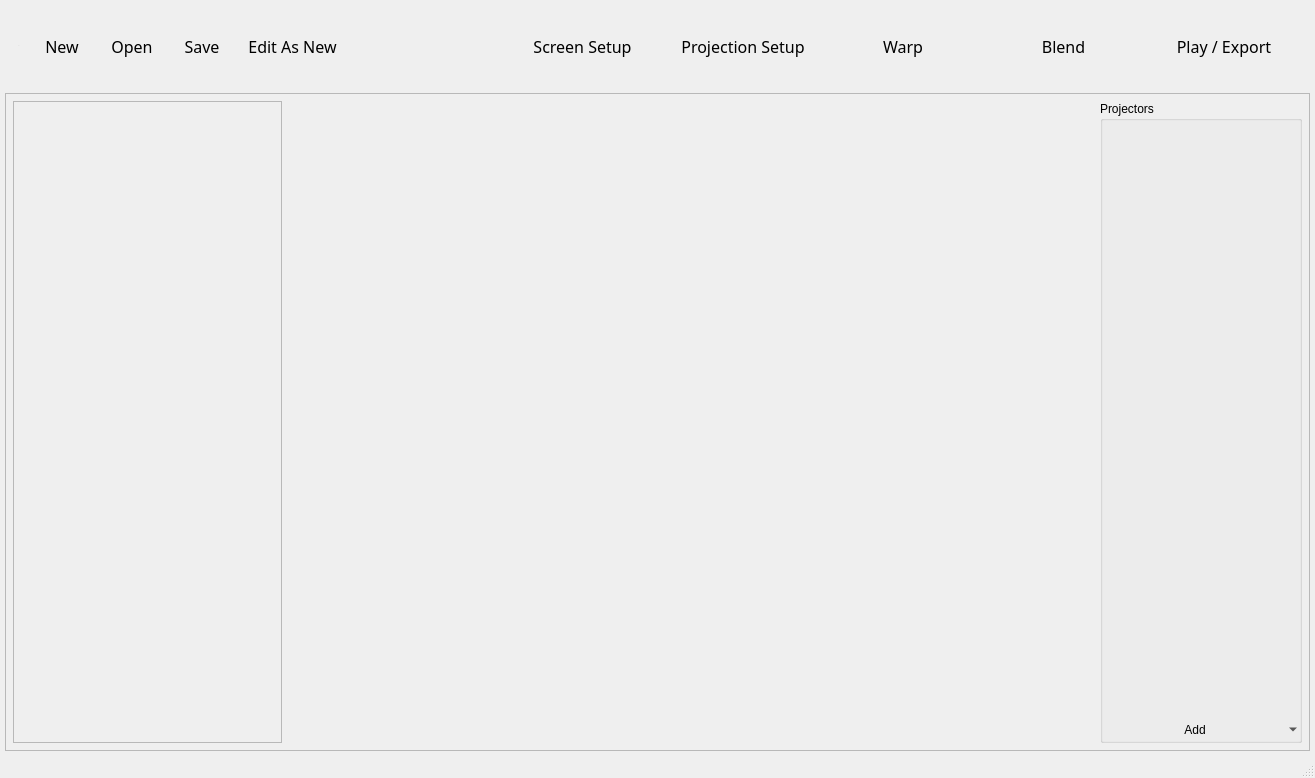
Above: src/app/ui/omni_ui_MainWindow.ui from WilstonOreo/omnidome before the change. Below: the same form after it.
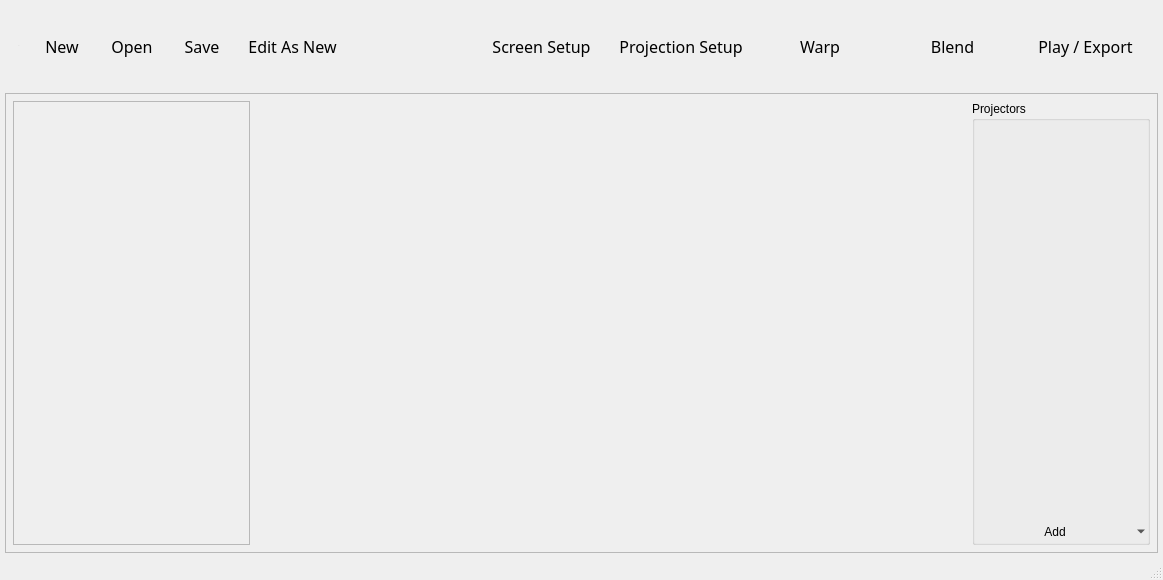
That is the form after the change. Icons and pictures are not drawn. Custom widgets are drawn as their Qt base class.

Patch:
```diff
--- a/src/app/ui/omni_ui_MainWindow.ui
+++ b/src/app/ui/omni_ui_MainWindow.ui
@@ -6,8 +6,8 @@
    <rect>
     <x>0</x>
     <y>0</y>
-    <width>1315</width>
-    <height>778</height>
+    <width>1163</width>
+    <height>580</height>
    </rect>
   </property>
   <property name="focusPolicy">
@@ -411,8 +411,8 @@
            <rect>
             <x>0</x>
             <y>0</y>
-            <width>265</width>
-            <height>615</height>
+            <width>233</width>
+            <height>417</height>
            </rect>
           </property>
           <property name="sizePolicy">
@@ -439,27 +439,60 @@
            </property>
            <item>
             <widget class="omni::ui::Canvas" name="grpCanvas" native="true">
+             <property name="sizePolicy">
+              <sizepolicy hsizetype="Preferred" vsizetype="Maximum">
+               <horstretch>0</horstretch>
+               <verstretch>1</verstretch>
+              </sizepolicy>
+             </property>
              <property name="title" stdset="0">
               <string>Canvas</string>
              </property>
             </widget>
            </item>
            <item>
-            <widget class="omni::ui::Blend" name="grpBlend" native="true"/>
+            <widget class="omni::ui::Blend" name="grpBlend" native="true">
+             <property name="sizePolicy">
+              <sizepolicy hsizetype="Preferred" vsizetype="Preferred">
+               <horstretch>0</horstretch>
+               <verstretch>1</verstretch>
+              </sizepolicy>
+             </property>
+            </widget>
            </item>
            <item>
-            <widget class="omni::ui::Warp" name="grpWarp" native="true"/>
+            <widget class="omni::ui::Warp" name="grpWarp" native="true">
+             <property name="sizePolicy">
+              <sizepolicy hsizetype="Preferred" vsizetype="Preferred">
+               <horstretch>0</horstretch>
+               <verstretch>1</verstretch>
+              </sizepolicy>
+             </property>
+            </widget>
            </item>
            <item>
             <widget class="omni::ui::Input" name="grpInputs" native="true">
              <property name="sizePolicy">
-              <sizepolicy hsizetype="Preferred" vsizetype="Preferred">
+              <sizepolicy hsizetype="Preferred" vsizetype="Expanding">
                <horstretch>0</horstretch>
-               <verstretch>0</verstretch>
+               <verstretch>1</verstretch>
               </sizepolicy>
              </property>
             </widget>
            </item>
+           <item>
+            <spacer name="verticalSpacer">
+             <property name="orientation">
+              <enum>Qt::Vertical</enum>
+             </property>
+             <property name="sizeHint" stdset="0">
+              <size>
+               <width>20</width>
+               <height>40</height>
+              </size>
+             </property>
+            </spacer>
+           </item>
            <item>
             <widget class="omni::ui::Mapping" name="grpMapping" native="true">
              <property name="sizePolicy">
```
Left out of the diff: 2 changed lines with no effect on the pictures.
